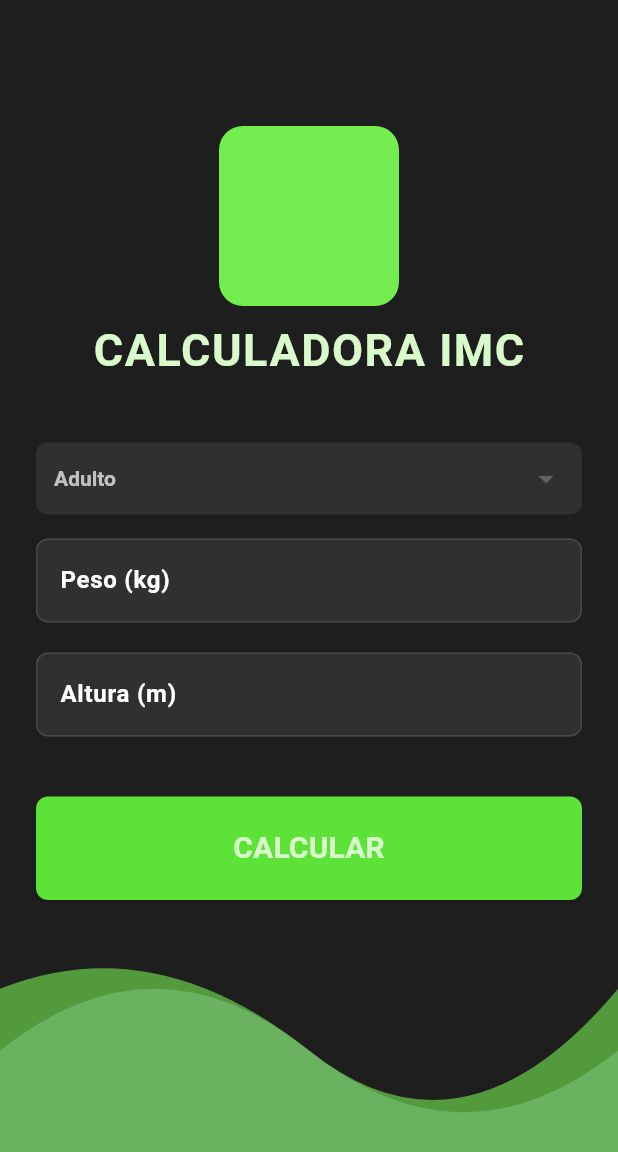
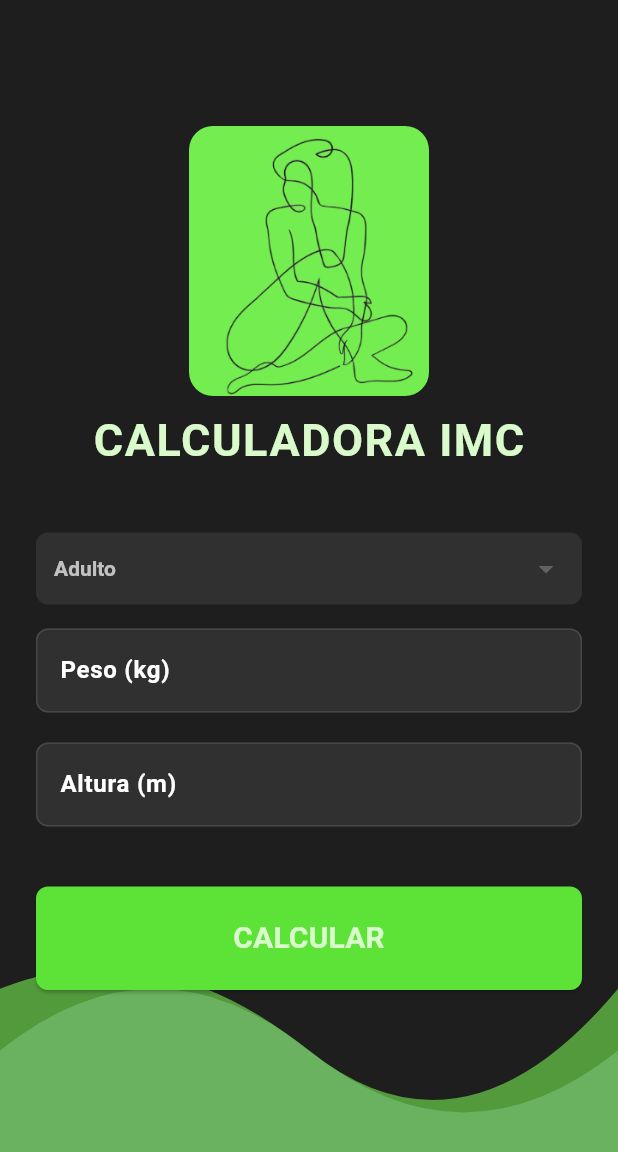
Before and after one commit to MrBarszcz/Programacao-Mobile, a Flutter app: the screen it shows after launch, on a phone screen of 412 x 824 dp. Shown: the top 1152 px of the screen. Run offline on Flutter 3.47's test engine with Material 3 defaults, Android fonts, the phone set to English and light mode, and no system bars.

Commit message:
Adicionado imagem logo

```diff
--- a/Prova01/Protótipo IMC/lib/main.dart
+++ b/Prova01/Protótipo IMC/lib/main.dart
@@ -376,15 +376,23 @@ class _CalculadoraIMCState extends State<CalculadoraIMC> {
                   Center(
                     child: Column(
                       children: [
+                        // Quadrado verde com a imagem dentro
                         Container(
-                          width: 120,
-                          height: 120,
+                          width: 160,
+                          height: 180,
                           decoration: BoxDecoration(
                             color: Color(0xFF74ED50),
                             borderRadius: BorderRadius.circular(16),
                           ),
+                          child: Center(
+                            child: Image.asset(
+                              'assets/images/Imagem_Logo.png',
+                              width: 150, // ajuste conforme necessário
+                            ),
+                          ),
                         ),
                         const SizedBox(height: 8),
+                        // Texto
                         const Text(
                           'CALCULADORA IMC',
                           style: TextStyle(
@@ -398,6 +406,7 @@ class _CalculadoraIMCState extends State<CalculadoraIMC> {
                       ],
                     ),
                   ),
+                  // fim do quadrado
                   const SizedBox(height: 40),
                   Row(
                     children: [
--- a/Prova01/Protótipo IMC/pubspec.yaml
+++ b/Prova01/Protótipo IMC/pubspec.yaml
@@ -62,6 +62,9 @@ flutter:
   #   - images/a_dot_burr.jpeg
   #   - images/a_dot_ham.jpeg
 
+  assets:
+    - assets/images/
+
   # An image asset can refer to one or more resolution-specific "variants", see
   # https://flutter.dev/to/resolution-aware-images
 
```
Also changed, not shown: Prova01/Protótipo IMC/assets/images/Imagem_Logo.png (added).
